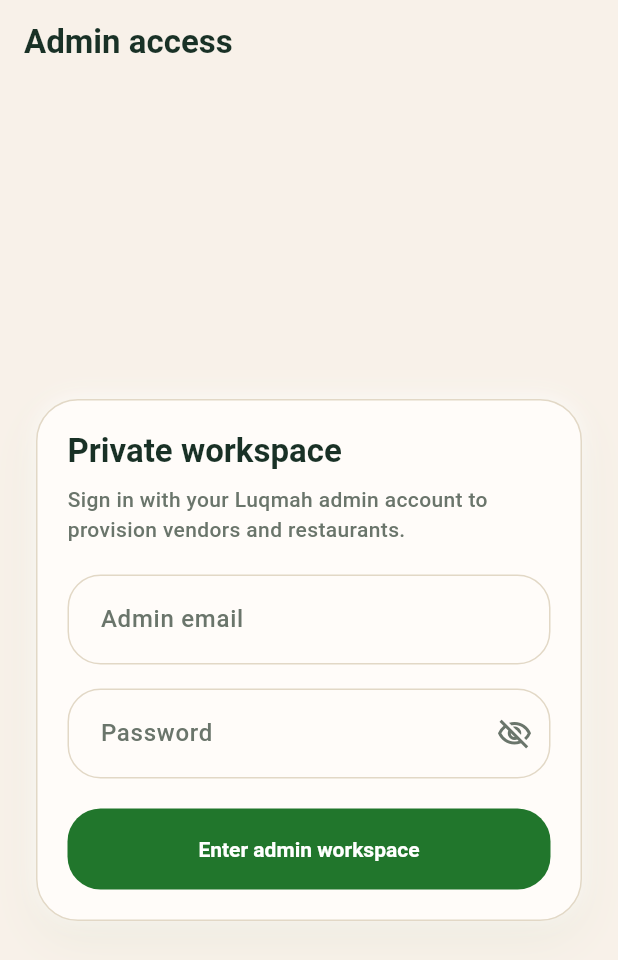
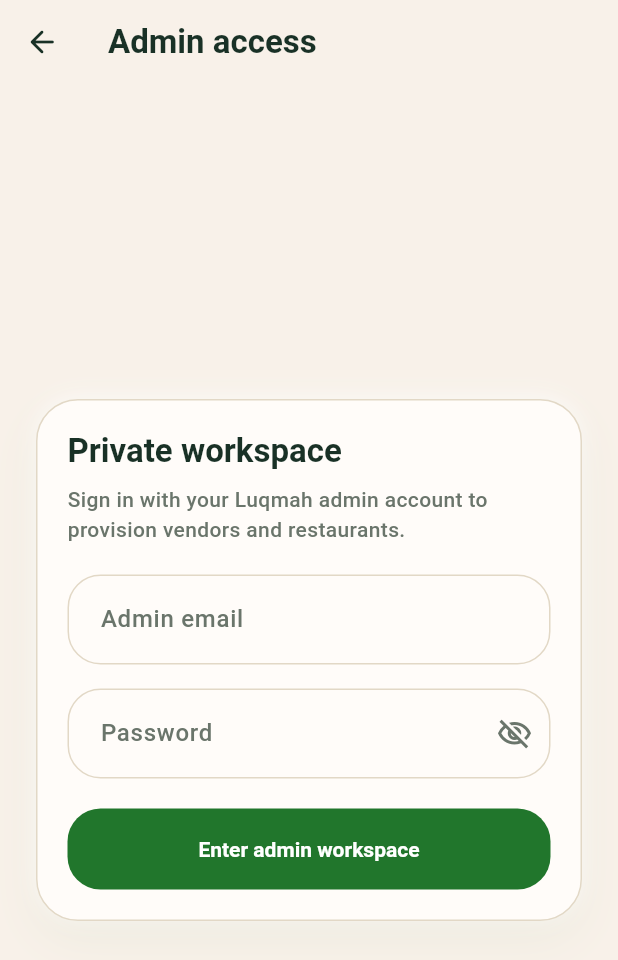
Before and after one commit to Meadowsssss/luqmah, a Flutter app: the AdminLoginPage screen opened by its route, on a phone screen of 412 x 824 dp. Shown: the top 960 px of the screen. Run offline on Flutter 3.47's test engine with Material 3 defaults, Android fonts, the phone set to English and light mode, and no system bars; our stand-ins replace firebase_auth, firebase_core, firebase_messaging, flutter_riverpod, go_router, google_fonts and 2 more; accounts and stored records are empty; network calls fail.

Commit message:
admin login back button

```diff
--- a/lib/features/admin/presentation/admin_login_page.dart
+++ b/lib/features/admin/presentation/admin_login_page.dart
@@ -59,7 +59,13 @@ class _AdminLoginPageState extends ConsumerState<AdminLoginPage> {
   @override
   Widget build(BuildContext context) {
     return Scaffold(
-      appBar: AppBar(title: const Text('Admin access')),
+      appBar: AppBar(
+        title: const Text('Admin access'),
+        leading: IconButton(
+          icon: const Icon(Icons.arrow_back_rounded),
+          onPressed: () => context.go('/login'),
+        ),
+      ),
       body: SafeArea(
         child: Center(
           child: ConstrainedBox(
```
